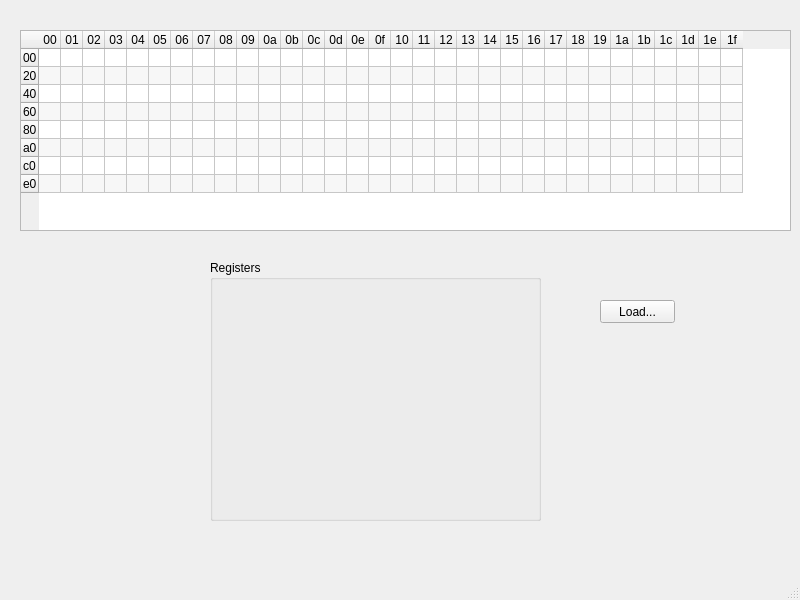
The window that src/main.ui (Kracav4ik/schoty) describes before a commit, drawn with Qt 5.
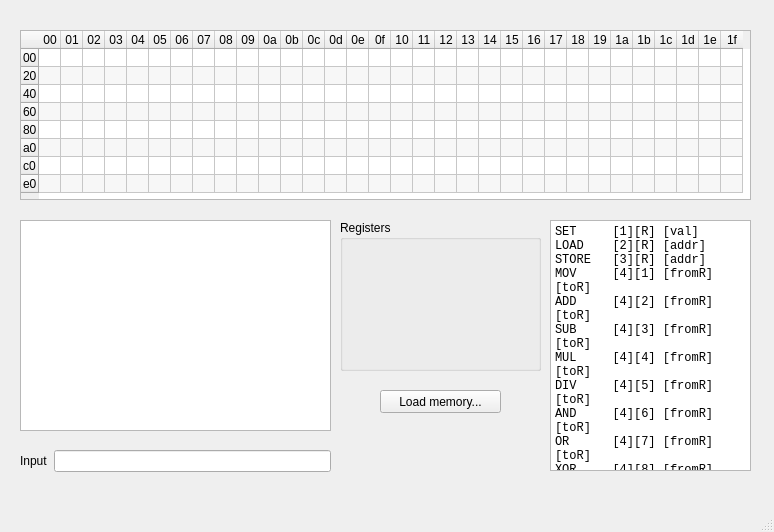
The same window after the commit. Custom widgets are drawn as their Qt base class.

Commit message: IN/OUT work in progress, STOP stub, command docs on form

The edit to the form file:
```diff
--- a/src/main.ui
+++ b/src/main.ui
@@ -6,8 +6,8 @@
    <rect>
     <x>0</x>
     <y>0</y>
-    <width>800</width>
-    <height>600</height>
+    <width>774</width>
+    <height>532</height>
    </rect>
   </property>
   <property name="windowTitle">
@@ -19,10 +19,16 @@
      <rect>
       <x>20</x>
       <y>30</y>
-      <width>771</width>
-      <height>201</height>
+      <width>731</width>
+      <height>170</height>
      </rect>
     </property>
+    <property name="minimumSize">
+     <size>
+      <width>731</width>
+      <height>170</height>
+     </size>
+    </property>
     <property name="font">
      <font>
       <family>Tahoma</family>
@@ -39,6 +45,9 @@
     <property name="selectionMode">
      <enum>QAbstractItemView::NoSelection</enum>
     </property>
+    <property name="wordWrap">
+     <bool>false</bool>
+    </property>
     <property name="cornerButtonEnabled">
      <bool>false</bool>
     </property>
@@ -51,9 +60,15 @@
     <attribute name="horizontalHeaderDefaultSectionSize">
      <number>22</number>
     </attribute>
+    <attribute name="horizontalHeaderMinimumSectionSize">
+     <number>22</number>
+    </attribute>
     <attribute name="verticalHeaderDefaultSectionSize">
      <number>18</number>
     </attribute>
+    <attribute name="verticalHeaderMinimumSectionSize">
+     <number>18</number>
+    </attribute>
     <row>
      <property name="text">
       <string>00</string>
@@ -278,189 +293,167 @@
    <widget class="QGroupBox" name="groupBox">
     <property name="geometry">
      <rect>
-      <x>210</x>
-      <y>260</y>
-      <width>331</width>
-      <height>261</height>
+      <x>340</x>
+      <y>220</y>
+      <width>201</width>
+      <height>151</height>
      </rect>
     </property>
     <property name="title">
      <string>Registers</string>
     </property>
-    <widget class="RegisterWidget" name="widgetR0">
-     <property name="geometry">
-      <rect>
-       <x>10</x>
-       <y>20</y>
-       <width>71</width>
-       <height>41</height>
-      </rect>
-     </property>
-    </widget>
-    <widget class="RegisterWidget" name="widgetR4">
-     <property name="geometry">
-      <rect>
-       <x>10</x>
-       <y>80</y>
-       <width>71</width>
-       <height>41</height>
-      </rect>
-     </property>
-    </widget>
-    <widget class="RegisterWidget" name="widgetR8">
-     <property name="geometry">
-      <rect>
-       <x>10</x>
-       <y>140</y>
-       <width>71</width>
-       <height>41</height>
-      </rect>
-     </property>
-    </widget>
-    <widget class="RegisterWidget" name="widgetRc">
-     <property name="geometry">
-      <rect>
-       <x>10</x>
-       <y>200</y>
-       <width>71</width>
-       <height>41</height>
-      </rect>
-     </property>
-    </widget>
-    <widget class="RegisterWidget" name="widgetR1">
-     <property name="geometry">
-      <rect>
-       <x>90</x>
-       <y>20</y>
-       <width>71</width>
-       <height>41</height>
-      </rect>
-     </property>
-    </widget>
-    <widget class="RegisterWidget" name="widgetRd">
-     <property name="geometry">
-      <rect>
-       <x>90</x>
-       <y>200</y>
-       <width>71</width>
-       <height>41</height>
-      </rect>
-     </property>
-    </widget>
-    <widget class="RegisterWidget" name="widgetR9">
-     <property name="geometry">
-      <rect>
-       <x>90</x>
-       <y>140</y>
-       <width>71</width>
-       <height>41</height>
-      </rect>
-     </property>
-    </widget>
-    <widget class="RegisterWidget" name="widgetR5">
-     <property name="geometry">
-      <rect>
-       <x>90</x>
-       <y>80</y>
-       <width>71</width>
-       <height>41</height>
-      </rect>
-     </property>
-    </widget>
-    <widget class="RegisterWidget" name="widgetRe">
-     <property name="geometry">
-      <rect>
-       <x>170</x>
-       <y>200</y>
-       <width>71</width>
-       <height>41</height>
-      </rect>
-     </property>
-    </widget>
-    <widget class="RegisterWidget" name="widgetR3">
-     <property name="geometry">
-      <rect>
-       <x>250</x>
-       <y>20</y>
-       <width>71</width>
-       <height>41</height>
-      </rect>
-     </property>
-    </widget>
-    <widget class="RegisterWidget" name="widgetR7">
-     <property name="geometry">
-      <rect>
-       <x>250</x>
-       <y>80</y>
-       <width>71</width>
-       <height>41</height>
-      </rect>
-     </property>
-    </widget>
-    <widget class="RegisterWidget" name="widgetRf">
-     <property name="geometry">
-      <rect>
-       <x>250</x>
-       <y>200</y>
-       <width>71</width>
-       <height>41</height>
-      </rect>
-     </property>
-    </widget>
-    <widget class="RegisterWidget" name="widgetR2">
-     <property name="geometry">
-      <rect>
-       <x>170</x>
-       <y>20</y>
-       <width>71</width>
-       <height>41</height>
-      </rect>
-     </property>
-    </widget>
-    <widget class="RegisterWidget" name="widgetRa">
-     <property name="geometry">
-      <rect>
-       <x>170</x>
-       <y>140</y>
-       <width>71</width>
-       <height>41</height>
-      </rect>
-     </property>
-    </widget>
-    <widget class="RegisterWidget" name="widgetRb">
-     <property name="geometry">
-      <rect>
-       <x>250</x>
-       <y>140</y>
-       <width>71</width>
-       <height>41</height>
-      </rect>
-     </property>
-    </widget>
-    <widget class="RegisterWidget" name="widgetR6">
-     <property name="geometry">
-      <rect>
-       <x>170</x>
-       <y>80</y>
-       <width>71</width>
-       <height>41</height>
-      </rect>
-     </property>
-    </widget>
+    <layout class="QGridLayout" name="gridLayout">
+     <item row="0" column="0">
+      <widget class="RegisterWidget" name="widgetR0"/>
+     </item>
+     <item row="0" column="1">
+      <widget class="RegisterWidget" name="widgetR1"/>
+     </item>
+     <item row="0" column="2">
+      <widget class="RegisterWidget" name="widgetR2"/>
+     </item>
+     <item row="0" column="3">
+      <widget class="RegisterWidget" name="widgetR3"/>
+     </item>
+     <item row="1" column="0">
+      <widget class="RegisterWidget" name="widgetR4"/>
+     </item>
+     <item row="1" column="1">
+      <widget class="RegisterWidget" name="widgetR5"/>
+     </item>
+     <item row="1" column="2">
+      <widget class="RegisterWidget" name="widgetR6"/>
+     </item>
+     <item row="1" column="3">
+      <widget class="RegisterWidget" name="widgetR7"/>
+     </item>
+     <item row="2" column="0">
+      <widget class="RegisterWidget" name="widgetR8"/>
+     </item>
+     <item row="2" column="1">
+      <widget class="RegisterWidget" name="widgetR9"/>
+     </item>
+     <item row="2" column="2">
+      <widget class="RegisterWidget" name="widgetRa"/>
+     </item>
+     <item row="2" column="3">
+      <widget class="RegisterWidget" name="widgetRb"/>
+     </item>
+     <item row="3" column="0">
+      <widget class="RegisterWidget" name="widgetRc"/>
+     </item>
+     <item row="3" column="1">
+      <widget class="RegisterWidget" name="widgetRd"/>
+     </item>
+     <item row="3" column="2">
+      <widget class="RegisterWidget" name="widgetRe"/>
+     </item>
+     <item row="3" column="3">
+      <widget class="RegisterWidget" name="widgetRf"/>
+     </item>
+    </layout>
    </widget>
    <widget class="QPushButton" name="loadButton">
     <property name="geometry">
      <rect>
-      <x>600</x>
-      <y>300</y>
-      <width>75</width>
+      <x>380</x>
+      <y>390</y>
+      <width>121</width>
       <height>23</height>
      </rect>
     </property>
     <property name="text">
-     <string>Load...</string>
+     <string>Load memory...</string>
     </property>
    </widget>
+   <widget class="QPlainTextEdit" name="plainTextEdit">
+    <property name="geometry">
+     <rect>
+      <x>550</x>
+      <y>220</y>
+      <width>201</width>
+      <height>251</height>
+     </rect>
+    </property>
+    <property name="font">
+     <font>
+      <family>Lucida Console</family>
+      <pointsize>9</pointsize>
+      <weight>50</weight>
+      <bold>false</bold>
+     </font>
+    </property>
+    <property name="verticalScrollBarPolicy">
+     <enum>Qt::ScrollBarAlwaysOff</enum>
+    </property>
+    <property name="horizontalScrollBarPolicy">
+     <enum>Qt::ScrollBarAlwaysOff</enum>
+    </property>
+    <property name="readOnly">
+     <bool>true</bool>
+    </property>
+    <property name="plainText">
+     <string>SET     [1][R] [val]
+LOAD    [2][R] [addr]
+STORE   [3][R] [addr]
+MOV     [4][1] [fromR][toR]
+ADD     [4][2] [fromR][toR]
+SUB     [4][3] [fromR][toR]
+MUL     [4][4] [fromR][toR]
+DIV     [4][5] [fromR][toR]
+AND     [4][6] [fromR][toR]
+OR      [4][7] [fromR][toR]
+XOR     [4][8] [fromR][toR]
+NOT     [4][9] [*][toR]
+IN      [5][1] [addr]
+OUT     [5][2] [addr]
+CMP     [6][R] [aR][bR]
+JMP     [7][*] [addr]
+JZ      [8][R] [addr]
+JGT     [9][R] [addr]
+JLT     [a][R] [addr]
+STOP    [f][*] [*][*]</string>
+    </property>
+   </widget>
+   <widget class="QPlainTextEdit" name="textOutput">
+    <property name="geometry">
+     <rect>
+      <x>20</x>
+      <y>220</y>
+      <width>311</width>
+      <height>211</height>
+     </rect>
+    </property>
+   </widget>
+   <widget class="QWidget" name="">
+    <property name="geometry">
+     <rect>
+      <x>20</x>
+      <y>450</y>
+      <width>311</width>
+      <height>22</height>
+     </rect>
+    </property>
+    <layout class="QHBoxLayout" name="horizontalLayout">
+     <item>
+      <widget class="QLabel" name="label">
+       <property name="text">
+        <string>Input</string>
+       </property>
+      </widget>
+     </item>
+     <item>
+      <widget class="QLineEdit" name="textInput">
+       <property name="font">
+        <font>
+         <family>Lucida Console</family>
+         <pointsize>9</pointsize>
+        </font>
+       </property>
+      </widget>
+     </item>
+    </layout>
+   </widget>
   </widget>
   <widget class="QMenuBar" name="menubar">
    <property name="geometry">
```
Left out of the diff: 2 changed lines with no effect on the pictures. The commit also changes 10 other files.
